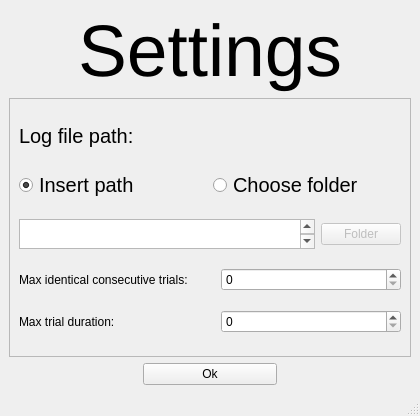
Qt form UI/settings.ui (KehatSudri/Behavior_System2.0) before a commit.
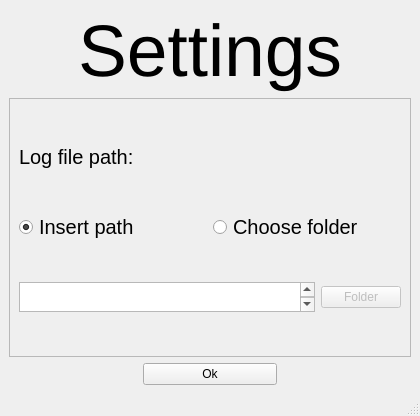
The same form after that commit.

Patch:
```diff
--- a/UI/settings.ui
+++ b/UI/settings.ui
@@ -29,7 +29,7 @@
          <x>0</x>
          <y>0</y>
          <width>400</width>
-         <height>237</height>
+         <height>255</height>
         </rect>
        </property>
        <layout class="QVBoxLayout" name="verticalLayout">
@@ -135,52 +135,10 @@
          </layout>
         </item>
         <item>
-         <layout class="QHBoxLayout" name="max_identical_consecutive_trials_horizontalLayout" stretch="1,1">
-          <item>
-           <widget class="QLabel" name="max_identical_consecutive_trials_label">
-            <property name="styleSheet">
-             <string notr="true">font: 15pt &quot;Arial&quot;;</string>
-            </property>
-            <property name="text">
-             <string>Max identical consecutive trials:</string>
-            </property>
-           </widget>
-          </item>
-          <item>
-           <widget class="QSpinBox" name="max_identical_consecutive_trials_spinBox">
-            <property name="maximumSize">
-             <size>
-              <width>180</width>
-              <height>16777215</height>
-             </size>
-            </property>
-           </widget>
-          </item>
-         </layout>
+         <layout class="QHBoxLayout" name="max_identical_consecutive_trials_horizontalLayout" stretch=""/>
         </item>
         <item>
-         <layout class="QHBoxLayout" name="max_trial_duration_horizontalLayout" stretch="1,1">
-          <item>
-           <widget class="QLabel" name="max_time_duration_label">
-            <property name="styleSheet">
-             <string notr="true">font: 15pt &quot;Arial&quot;;</string>
-            </property>
-            <property name="text">
-             <string>Max trial duration:</string>
-            </property>
-           </widget>
-          </item>
-          <item>
-           <widget class="QSpinBox" name="max_time_duration_spinBox">
-            <property name="maximumSize">
-             <size>
-              <width>180</width>
-              <height>16777215</height>
-             </size>
-            </property>
-           </widget>
-          </item>
-         </layout>
+         <layout class="QHBoxLayout" name="max_trial_duration_horizontalLayout" stretch=""/>
         </item>
        </layout>
       </widget>
```
